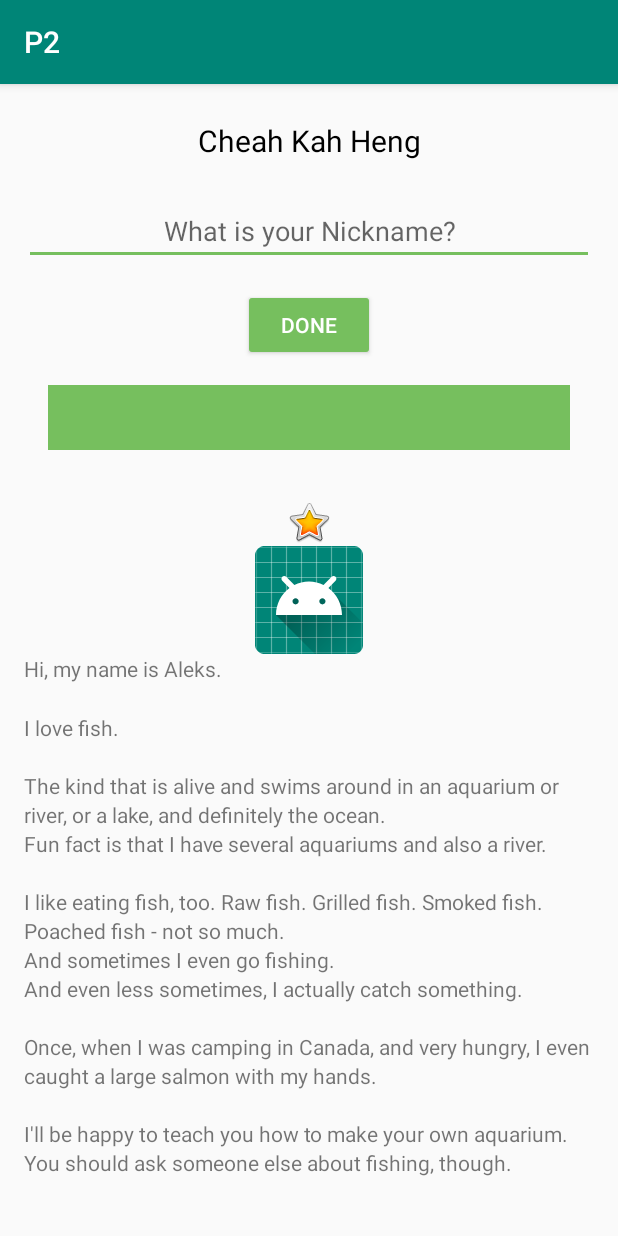
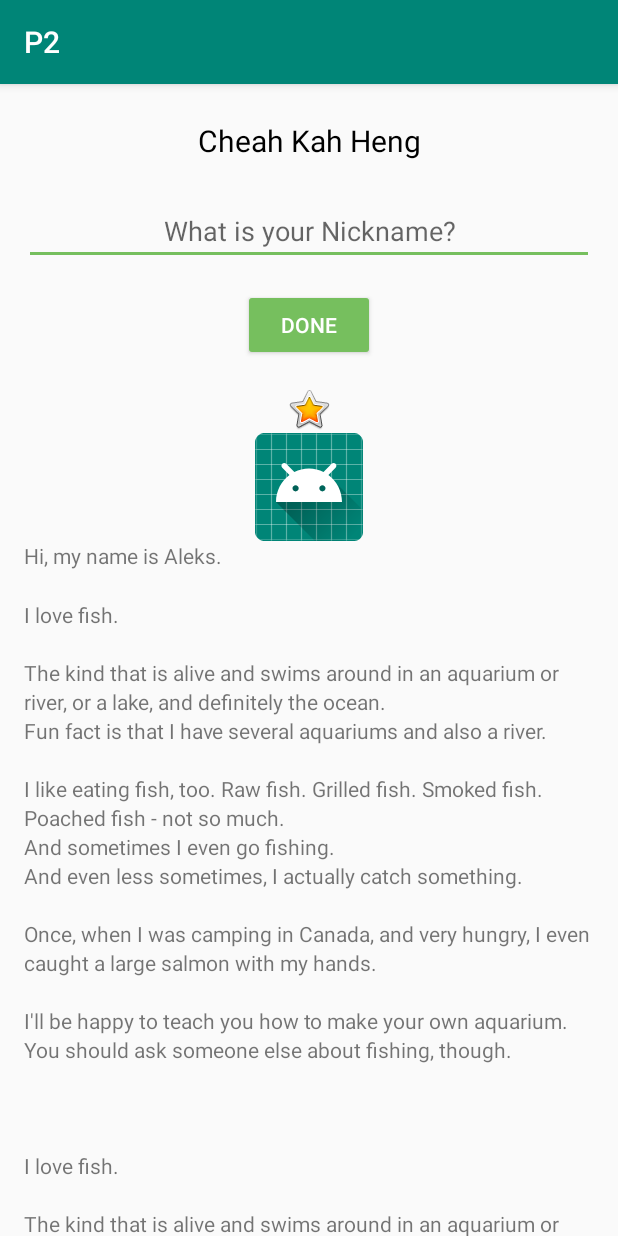
Before and after one commit to kahheng98q/aboutme2, an Android app: the screen it shows after launch (MainActivity), on a phone screen of 412 x 824 dp. Run offline under Robolectric (Android 15) with nearby library versions, the phone set to English and light mode, and no system bars; Roboto replaces fonts that are not available here.

Commit message:
pratical2.1

```diff
--- a/app/src/main/res/layout/activity_main.xml
+++ b/app/src/main/res/layout/activity_main.xml
@@ -44,13 +44,12 @@
         style="@style/NameStyle"
         android:layout_width="match_parent"
         android:layout_height="wrap_content"
-        android:textAlignment="center"
+        android:background="@color/colorAccent"
 
-        android:background="@color/colorAccent"
         android:paddingBottom="@dimen/small_padding"
         android:text=""
-        tools:visibility="gone"
-        />
+        android:textAlignment="center"
+        android:visibility="gone" />
 
     <ImageView
         android:id="@+id/imageView"
```
